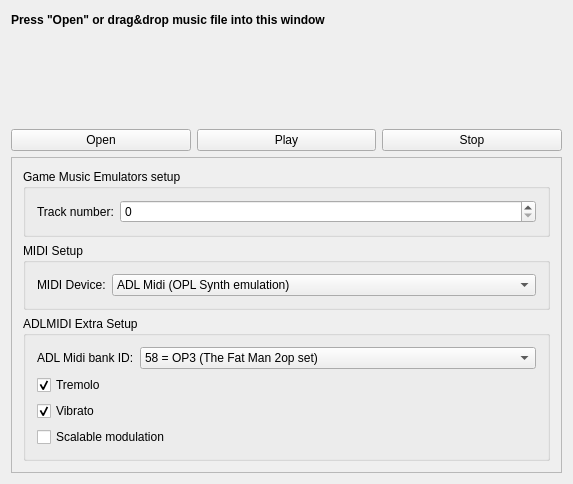
Before: the Qt Designer form MusicPlayer/mainwindow.ui in WohlSoft/Moondust-Project, drawn with Qt 5.
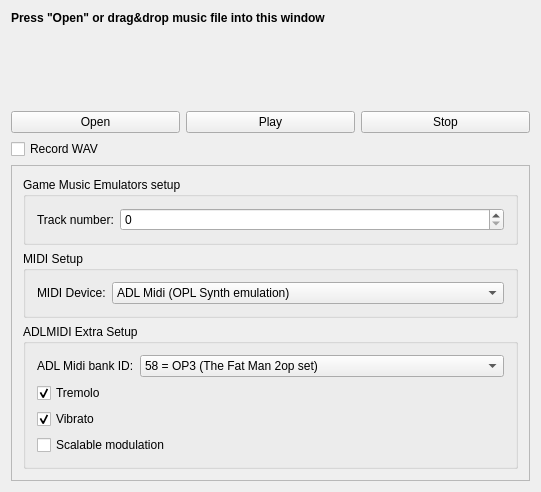
After: the same form once the commit is applied. Icons and pictures are not drawn.

Commit message: Added ability to record WAV file from playing stuff Allows you convert to WAV any GME or ADLMIDI or TIMIDITY based MIDI playbacks

Patch:
```diff
--- a/MusicPlayer/mainwindow.ui
+++ b/MusicPlayer/mainwindow.ui
@@ -6,8 +6,8 @@
    <rect>
     <x>0</x>
     <y>0</y>
-    <width>573</width>
-    <height>484</height>
+    <width>491</width>
+    <height>452</height>
    </rect>
   </property>
   <property name="acceptDrops">
@@ -22,7 +22,7 @@
   </property>
   <widget class="QWidget" name="centralWidget">
    <layout class="QGridLayout" name="gridLayout">
-    <item row="8" column="0" colspan="3">
+    <item row="9" column="0" colspan="3">
      <widget class="QFrame" name="frame">
       <property name="frameShape">
        <enum>QFrame::StyledPanel</enum>
@@ -551,6 +551,13 @@
       </property>
      </widget>
     </item>
+    <item row="8" column="0" colspan="3">
+     <widget class="QCheckBox" name="recordWav">
+      <property name="text">
+       <string>Record WAV</string>
+      </property>
+     </widget>
+    </item>
    </layout>
   </widget>
  </widget>
```
The commit also changes 5 other files.
